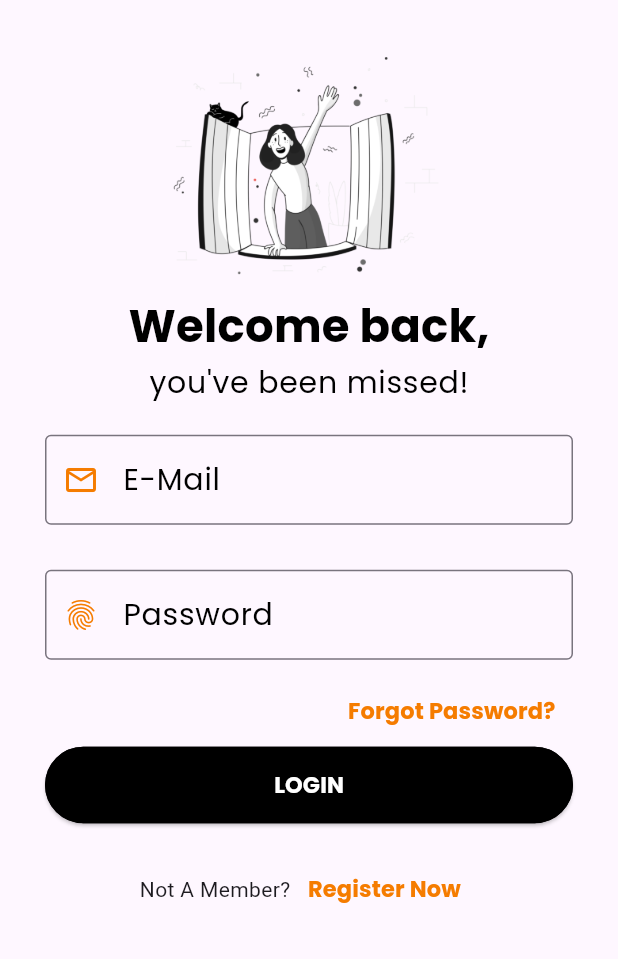
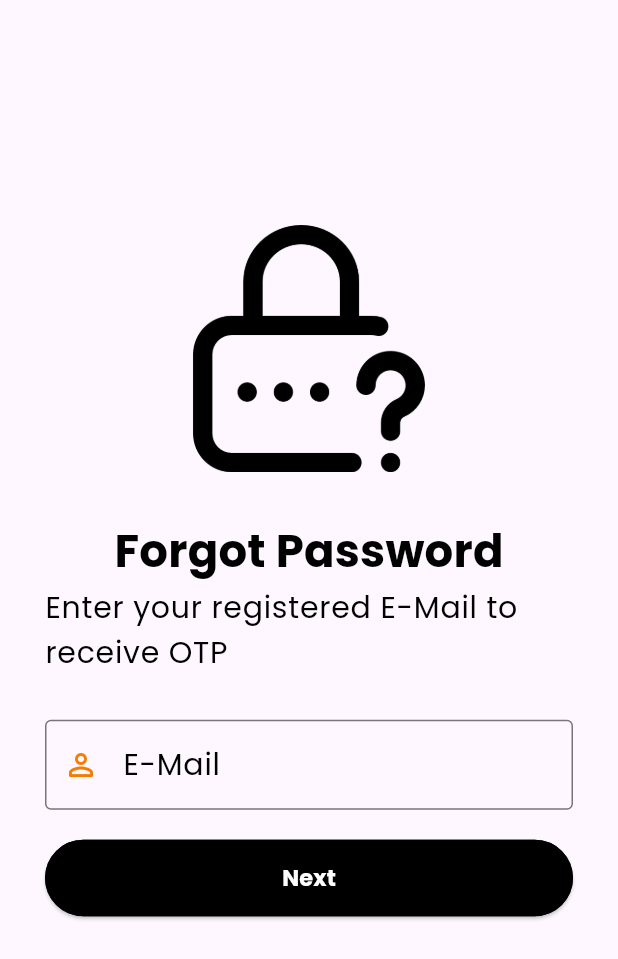
Before and after one commit to jiahui-1251/SunEase-Mental-Health-Application, a Flutter app: the LoginScreen screen opened directly, after a tap on "Forgot Password?", on a phone screen of 412 x 824 dp. Shown: the top 959 px of the screen. Run offline on Flutter 3.47's test engine with Material 3 defaults, Android fonts, the phone set to English and light mode, and no system bars; our stand-ins replace firebase_auth, firebase_core, get, google_fonts, liquid_swipe, logger and 1 more; accounts and stored records are empty.

Commit message:
forget password screen

```diff
--- a/lib/main.dart
+++ b/lib/main.dart
@@ -2,6 +2,7 @@ import 'package:flutter/material.dart';
 import 'package:fyp/pages/auth_page.dart';
 import 'package:firebase_core/firebase_core.dart';
 import 'package:fyp/src/constants/image_strings.dart';
+import 'package:fyp/src/features/authentication/screens/forget_password/forget_password_mail.dart';
 import 'package:fyp/src/features/authentication/screens/login/login_screen.dart';
 import 'package:fyp/src/features/authentication/screens/on_boarding/on_boarding_screen.dart';
 import 'package:fyp/src/features/authentication/screens/signup/signup_screen.dart';
@@ -9,6 +10,7 @@ import 'package:fyp/src/features/authentication/screens/splash_screen/splash_scr
 import 'package:fyp/src/features/authentication/screens/welcome/welcome_screen.dart';
 import 'package:fyp/src/utils/theme/theme.dart';
 import 'package:get/get_navigation/src/root/get_material_app.dart';
+import 'package:get/get_navigation/src/routes/transitions_type.dart';
 import 'firebase_options.dart';
 
 void main() async {
@@ -33,7 +35,9 @@ class MyApp extends StatelessWidget {
     return GetMaterialApp(
       theme: TAppTheme.lightTheme,
       themeMode: ThemeMode.system,
-      home: SignUpScreen(),
+      defaultTransition: Transition.leftToRightWithFade,
+      transitionDuration: const Duration(milliseconds: 500),
+      home: LoginScreen(),
     );
   }
 }
--- a/lib/src/common_widgets/form/form_header_widget.dart
+++ b/lib/src/common_widgets/form/form_header_widget.dart
@@ -1,14 +1,24 @@
 import 'package:flutter/material.dart';
 
 class FormHeaderWidget extends StatelessWidget {
+
   const FormHeaderWidget({
     super.key,
+    this.heightBetween,
     required this.image,
     required this.title,
     required this.subTitle,
+    this.imageHeight=0.2,
+    this.textAlign,
+    this.crossAxisAlignment = CrossAxisAlignment.center,
   });
 
+  //Declared in constructor
+  final double imageHeight;
+  final double? heightBetween;
   final String image, title, subTitle;
+  final CrossAxisAlignment crossAxisAlignment;
+  final TextAlign?textAlign;
 
   @override
   Widget build(BuildContext context) {
@@ -19,11 +29,8 @@ class FormHeaderWidget extends StatelessWidget {
       children: [
         Image(
           image: AssetImage(image),
-          height: size.height * 0.2,),
-        // Icon(
-        //   Icons.lock,
-        //   size: size.height * 0.1,
-        // ),
+          height: size.height * imageHeight,),
+        SizedBox(height: heightBetween),
         Text(
           title,
           style: Theme.of(context).textTheme.titleMedium,
--- a/lib/src/constants/text_strings.dart
+++ b/lib/src/constants/text_strings.dart
@@ -6,6 +6,7 @@ const String tSignup = "Signup";
 const String tUserName = "User Name";
 const String tEmail = "E-Mail";
 const String tPassword = "Password";
+const String tNext = "Next";
 
 //Splash Screen Text
 const String tAppName = "CalmU";
--- /dev/null
+++ b/lib/src/features/authentication/screens/forget_password/forget_password_mail.dart
@@ -0,0 +1,55 @@
+import 'package:flutter/material.dart';
+import 'package:fyp/src/common_widgets/form/form_header_widget.dart';
+import 'package:fyp/src/constants/colors.dart';
+import 'package:fyp/src/constants/image_strings.dart';
+import 'package:fyp/src/constants/sizes.dart';
+import 'package:fyp/src/constants/text_strings.dart';
+
+class ForgetPasswordScreen extends StatelessWidget {
+  const ForgetPasswordScreen({super.key});
+
+  @override
+  Widget build(BuildContext context) {
+    return Scaffold(
+      body: SingleChildScrollView(
+        child: Container(
+          padding: const EdgeInsets.all(tDefaultSize),
+          child: Column(
+            children: [
+              const SizedBox(height: tDefaultSize * 4),
+              const FormHeaderWidget(
+                image: tForgetPasswordImage,
+                title: tForgotPasswordTitle,
+                subTitle: tForgotPasswordSubTitle,
+                heightBetween: 30.0,
+                textAlign: TextAlign.center,
+              ),
+              SizedBox(height: tFormHeight),
+              Form(child:
+
+                Column(
+                  children: [
+                    TextFormField(
+                      decoration: const InputDecoration(
+                        label: Text(tEmail),
+                        prefixIcon: Icon(
+                          Icons.person_outline_rounded,
+                          color: tOrangeColor,
+                        ),
+                        labelStyle: TextStyle(color: tBlackColor),
+                      )
+                    ),
+
+                    const SizedBox(height: 20.0),
+
+                    SizedBox(width: double.infinity, child: ElevatedButton(onPressed: (){}, child: const Text(tNext))),
+                  ],
+                )
+              )
+            ]
+          )
+        ),
+      )
+    );
+  }
+}
--- a/lib/src/features/authentication/screens/login/login_form_widget.dart
+++ b/lib/src/features/authentication/screens/login/login_form_widget.dart
@@ -2,6 +2,9 @@ import 'package:flutter/material.dart';
 import 'package:fyp/src/constants/colors.dart';
 import 'package:fyp/src/constants/sizes.dart';
 import 'package:fyp/src/constants/text_strings.dart';
+import 'package:fyp/src/features/authentication/screens/forget_password/forget_password_mail.dart';
+import 'package:get/get.dart';
+import 'package:get/get_core/src/get_main.dart';
 
 class LoginForm extends StatelessWidget {
   const LoginForm({
@@ -50,7 +53,7 @@ class LoginForm extends StatelessWidget {
             Align(
               alignment: Alignment.centerRight,
               child: TextButton(
-                onPressed: () {},
+                onPressed: () => Get.to(() => const ForgetPasswordScreen()),
                 child: Text(tForgotPassword),
               ),
             ),
--- a/lib/src/utils/theme/widget_themes/text_field_theme.dart
+++ b/lib/src/utils/theme/widget_themes/text_field_theme.dart
@@ -1,5 +1,6 @@
 import 'package:flutter/material.dart';
 import 'package:fyp/src/constants/colors.dart';
+import 'package:fyp/src/constants/sizes.dart';
 
 class TTextFormFieldTheme {
   TTextFormFieldTheme._();
@@ -13,6 +14,6 @@ class TTextFormFieldTheme {
       focusedBorder: OutlineInputBorder(
         borderSide: BorderSide(width: 2.0, color: tOrangeColor),
       ),
-      contentPadding: EdgeInsets.symmetric(vertical: 15.0),
+      contentPadding: EdgeInsets.all(tDefaultSize-15),
       );
 }
```
Also changed, not shown: pubspec.lock, 1 other file.
